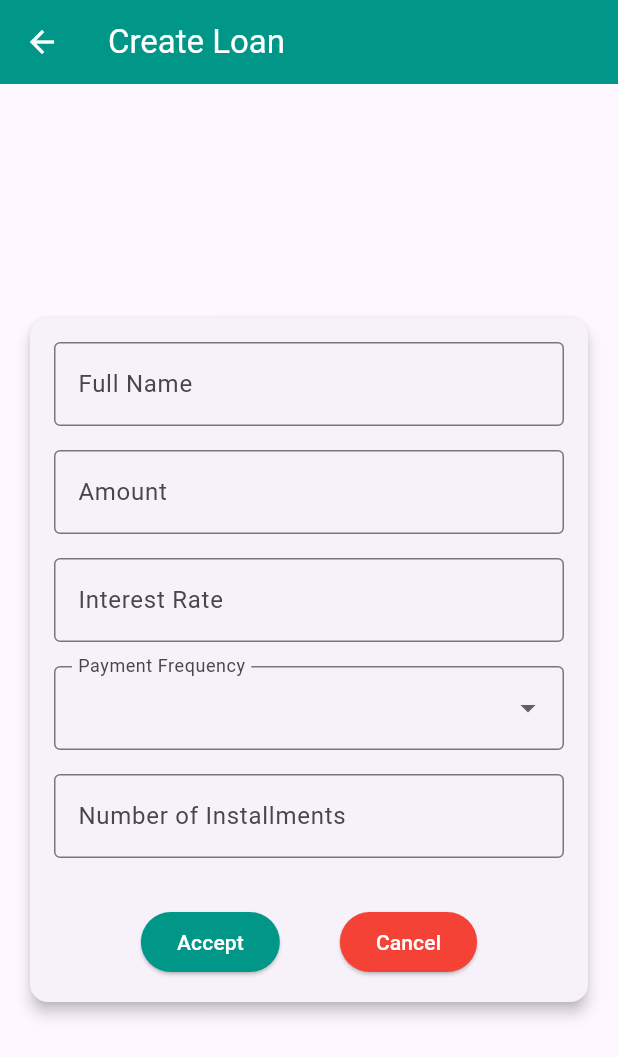
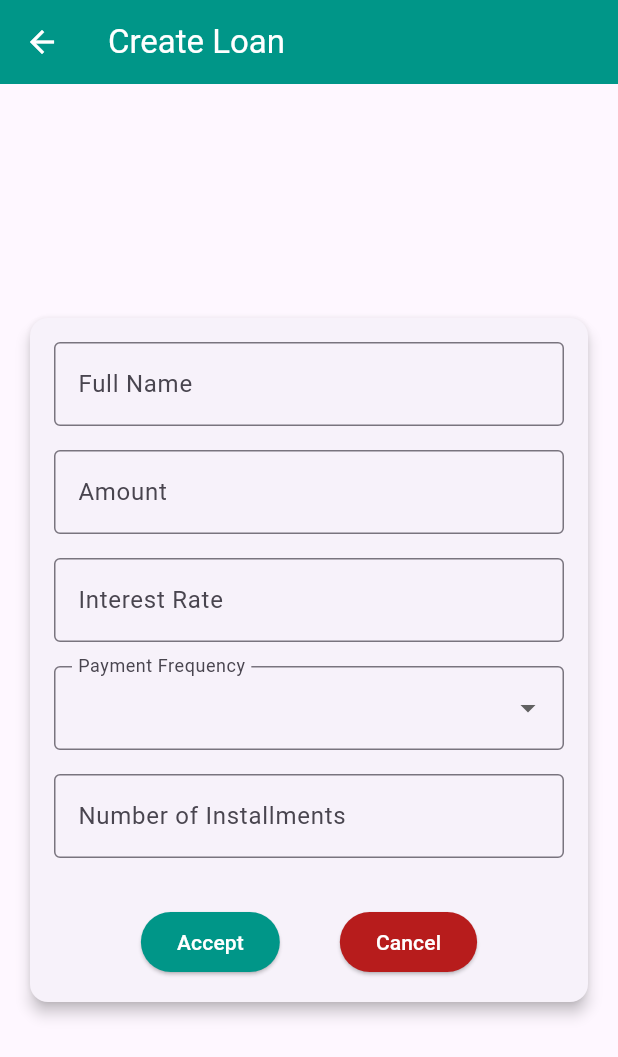
Before and after one commit to pedrisbellh/Prestamos, a Flutter app: the CreateLoanScreen screen opened directly with empty values, on a phone screen of 412 x 824 dp. Shown: the top 1057 px of the screen. Run offline on Flutter 3.47's test engine with Material 3 defaults, Android fonts, the phone set to English and light mode, and no system bars; our stand-ins replace cloud_firestore, connectivity_plus, equatable, firebase_auth, firebase_core, flutter_bloc and 3 more; accounts and stored records are empty; generated files the repository leaves out were written again.

Commit message:
Refactor cancel button color in create loan screen

```diff
--- a/lib/ui/loan/screens/create_loan_screen.dart
+++ b/lib/ui/loan/screens/create_loan_screen.dart
@@ -294,7 +294,7 @@ class CreateLoanScreenState extends State<CreateLoanScreen> {
                               context.pop();
                             },
                             style: ElevatedButton.styleFrom(
-                              backgroundColor: Colors.red,
+                              backgroundColor: Colors.red.shade900,
                               foregroundColor: Colors.white,
                             ),
                             child: Text(context.l10n.cancel),
```
